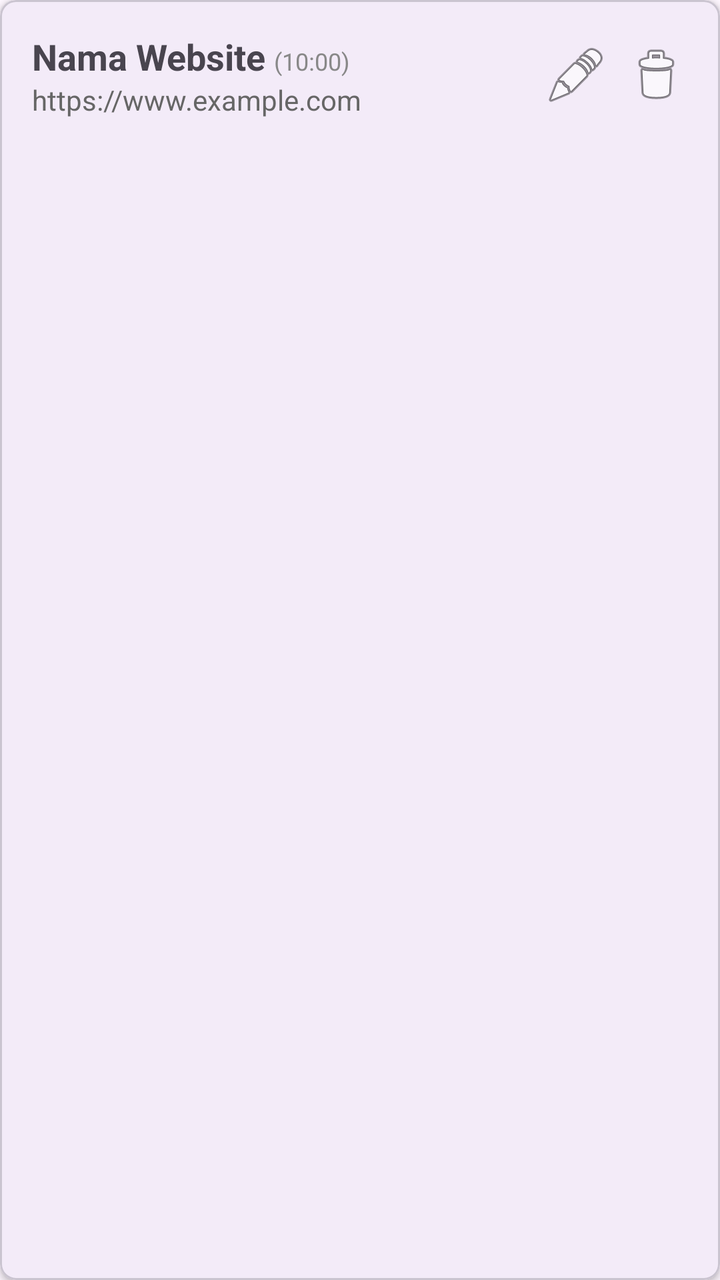
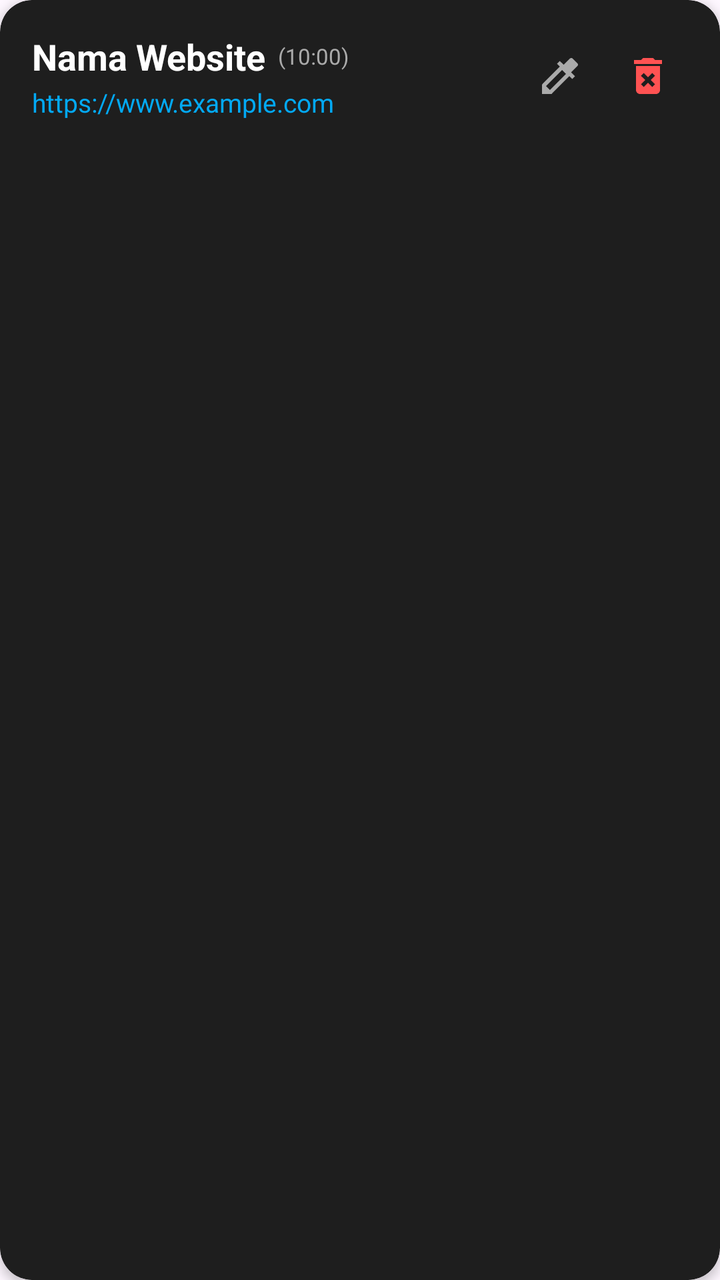

Compare the two renders of this Android layout. The source of the first and the diff that turns it into the second are given below.
<!-- AndroidManifest.xml: application theme Theme.MyWeb -->
<!-- res/layout/item_website.xml -->
<?xml version="1.0" encoding="utf-8"?>
<com.google.android.material.card.MaterialCardView xmlns:android="http://schemas.android.com/apk/res/android"
    xmlns:app="http://schemas.android.com/apk/res-auto"
    android:layout_width="match_parent"
    android:layout_height="wrap_content"
    android:layout_margin="8dp"
    app:cardElevation="2dp"
    app:cardCornerRadius="8dp">

    <LinearLayout
        android:layout_width="match_parent"
        android:layout_height="wrap_content"
        android:orientation="horizontal"
        android:padding="16dp"
        android:gravity="center_vertical">

        <LinearLayout
            android:layout_width="0dp"
            android:layout_height="wrap_content"
            android:layout_weight="1"
            android:orientation="vertical">

            <LinearLayout
                android:layout_width="wrap_content"
                android:layout_height="wrap_content"
                android:orientation="horizontal">

                <TextView
                    android:id="@+id/textName"
                    android:layout_width="wrap_content"
                    android:layout_height="wrap_content"
                    android:text="Nama Website"
                    android:textSize="18sp"
                    android:textStyle="bold" />

                <TextView
                    android:id="@+id/textLastAccessed"
                    android:layout_width="wrap_content"
                    android:layout_height="wrap_content"
                    android:layout_marginStart="4dp"
                    android:text="(10:00)"
                    android:textColor="#888888"
                    android:textSize="12sp" />
            </LinearLayout>

            <TextView
                android:id="@+id/textUrl"
                android:layout_width="wrap_content"
                android:layout_height="wrap_content"
                android:textSize="14sp"
                android:textColor="#666666"
                android:text="https://www.example.com" />
        </LinearLayout>

        <ImageButton
            android:id="@+id/btnEdit"
            android:layout_width="wrap_content"
            android:layout_height="wrap_content"
            android:background="?attr/selectableItemBackgroundBorderless"
            android:src="@android:drawable/ic_menu_edit"
            android:contentDescription="Ubah"
            android:layout_marginEnd="8dp" />

        <ImageButton
            android:id="@+id/btnDelete"
            android:layout_width="wrap_content"
            android:layout_height="wrap_content"
            android:background="?attr/selectableItemBackgroundBorderless"
            android:src="@android:drawable/ic_menu_delete"
            android:contentDescription="Hapus" />
    </LinearLayout>

</com.google.android.material.card.MaterialCardView>
<!-- resources referenced by this layout -->
<resources>
  <style name="Theme.MyWeb" parent="Base.Theme.MyWeb" />
  <style name="Base.Theme.MyWeb" parent="Theme.Material3.DayNight.NoActionBar">
          
          
      </style>
</resources>

<!-- the commit's change to res/layout/item_website.xml (unified diff, before → after) -->
@@ -3,9 +3,12 @@
     xmlns:app="http://schemas.android.com/apk/res-auto"
     android:layout_width="match_parent"
     android:layout_height="wrap_content"
-    android:layout_margin="8dp"
-    app:cardElevation="2dp"
-    app:cardCornerRadius="8dp">
+    android:layout_marginHorizontal="12dp"
+    android:layout_marginVertical="6dp"
+    app:cardElevation="3dp"
+    app:cardCornerRadius="16dp"
+    app:cardBackgroundColor="#1E1E1E"
+    app:strokeWidth="0dp">
 
     <LinearLayout
         android:layout_width="match_parent"
@@ -23,13 +26,15 @@
             <LinearLayout
                 android:layout_width="wrap_content"
                 android:layout_height="wrap_content"
-                android:orientation="horizontal">
+                android:orientation="horizontal"
+                android:gravity="center_vertical">
 
                 <TextView
                     android:id="@+id/textName"
                     android:layout_width="wrap_content"
                     android:layout_height="wrap_content"
                     android:text="Nama Website"
+                    android:textColor="@android:color/white"
                     android:textSize="18sp"
                     android:textStyle="bold" />
 
@@ -37,37 +42,52 @@
                     android:id="@+id/textLastAccessed"
                     android:layout_width="wrap_content"
                     android:layout_height="wrap_content"
-                    android:layout_marginStart="4dp"
+                    android:layout_marginStart="6dp"
                     android:text="(10:00)"
-                    android:textColor="#888888"
-                    android:textSize="12sp" />
+                    android:textColor="#AAAAAA"
+                    android:textSize="11sp" />
             </LinearLayout>
 
             <TextView
                 android:id="@+id/textUrl"
                 android:layout_width="wrap_content"
                 android:layout_height="wrap_content"
-                android:textSize="14sp"
-                android:textColor="#666666"
+                android:textSize="13sp"
+                android:textColor="#03A9F4"
+                android:layout_marginTop="2dp"
                 android:text="https://www.example.com" />
+
+            <TextView
+                android:id="@+id/textDescription"
+                android:layout_width="match_parent"
+                android:layout_height="wrap_content"
+                android:layout_marginTop="4dp"
+                android:textSize="12sp"
+                android:textColor="#888888"
+                android:maxLines="2"
+                android:ellipsize="end"
+                android:visibility="gone"
+                android:text="Deskripsi website..." />
         </LinearLayout>
 
         <ImageButton
             android:id="@+id/btnEdit"
-            android:layout_width="wrap_content"
-            android:layout_height="wrap_content"
+            android:layout_width="40dp"
+            android:layout_height="40dp"
             android:background="?attr/selectableItemBackgroundBorderless"
-            android:src="@android:drawable/ic_menu_edit"
+            android:src="@drawable/ic_colorize_vector"
             android:contentDescription="Ubah"
-            android:layout_marginEnd="8dp" />
+            app:tint="#AAAAAA"
+            android:layout_marginEnd="4dp" />
 
         <ImageButton
             android:id="@+id/btnDelete"
-            android:layout_width="wrap_content"
-            android:layout_height="wrap_content"
+            android:layout_width="40dp"
+            android:layout_height="40dp"
             android:background="?attr/selectableItemBackgroundBorderless"
-            android:src="@android:drawable/ic_menu_delete"
-            android:contentDescription="Hapus" />
+            android:src="@drawable/ic_delete_forever_vector"
+            android:contentDescription="Hapus"
+            app:tint="#FF5252" />
     </LinearLayout>
 
 </com.google.android.material.card.MaterialCardView>
<!-- resource entries referenced after the edit -->
@@ -1,9 +1,50 @@
 <!-- resources referenced by this layout -->
 <resources>
+  <!-- drawable ic_colorize_vector (drawable) -->
+  <?xml version="1.0" encoding="utf-8"?>
+  <vector xmlns:android="http://schemas.android.com/apk/res/android"
+      android:width="24dp"
+      android:height="24dp"
+      android:viewportWidth="24"
+      android:viewportHeight="24">
+      <path
+          android:fillColor="#FFFFFF"
+          android:pathData="M20.71,5.63l-2.34,-2.34c-0.39,-0.39 -1.02,-0.39 -1.41,0l-3.12,3.12 -1.93,-1.91 -1.41,1.41 1.42,1.42L3,16.25V21h4.75l8.92,-8.92 1.42,1.42 1.41,-1.41 -1.92,-1.92 3.13,-3.13c0.39,-0.39 0.39,-1.03 0,-1.41zM6.92,19L5,17.08l8.06,-8.06 1.92,1.92L6.92,19z"/>
+  </vector>
+  <!-- drawable ic_delete_forever_vector (drawable) -->
+  <?xml version="1.0" encoding="utf-8"?>
+  <vector xmlns:android="http://schemas.android.com/apk/res/android"
+      android:width="24dp"
+      android:height="24dp"
+      android:viewportWidth="24"
+      android:viewportHeight="24">
+      <path
+          android:fillColor="#FFFFFF"
+          android:pathData="M6,19c0,1.1 0.9,2 2,2h8c1.1,0 2,-0.9 2,-2V7H6v12zm2.46,-7.12l1.41,-1.41L12,12.59l2.12,-2.12 1.41,1.41L13.41,14l2.12,2.12 -1.41,1.41L12,15.41l-2.12,2.12 -1.41,-1.41L10.59,14l-2.13,-2.12zM15.5,4l-1,-1h-5l-1,1H5v2h14V4h-3.5z"/>
+  </vector>
   <style name="Theme.MyWeb" parent="Base.Theme.MyWeb" />
   <style name="Base.Theme.MyWeb" parent="Theme.Material3.DayNight.NoActionBar">
           
-          
+          <item name="materialAlertDialogTheme">@style/RoundedAlertDialog</item>
+      </style>
+  <style name="RoundedAlertDialog" parent="Theme.Material3.DayNight.Dialog.Alert">
+          <item name="shapeAppearanceOverlay">@style/ShapeAppearance.Rounded</item>
+          <item name="materialAlertDialogTitlePanelStyle">@style/CenteredTitlePanel</item>
+          <item name="materialAlertDialogTitleTextStyle">@style/CenteredTitleText</item>
+          <item name="android:background">#1E1E1E</item>
+      </style>
+  <style name="ShapeAppearance.Rounded" parent="">
+          <item name="cornerSize">20dp</item>
+      </style>
+  <style name="CenteredTitlePanel" parent="MaterialAlertDialog.Material3.Title.Panel">
+          <item name="android:paddingTop">24dp</item>
+          <item name="android:paddingBottom">8dp</item>
+          <item name="android:gravity">center</item>
+      </style>
+  <style name="CenteredTitleText" parent="MaterialAlertDialog.Material3.Title.Text">
+          <item name="android:gravity">center</item>
+          <item name="android:textAlignment">center</item>
+          <item name="android:textSize">22sp</item>
       </style>
 </resources>
 
